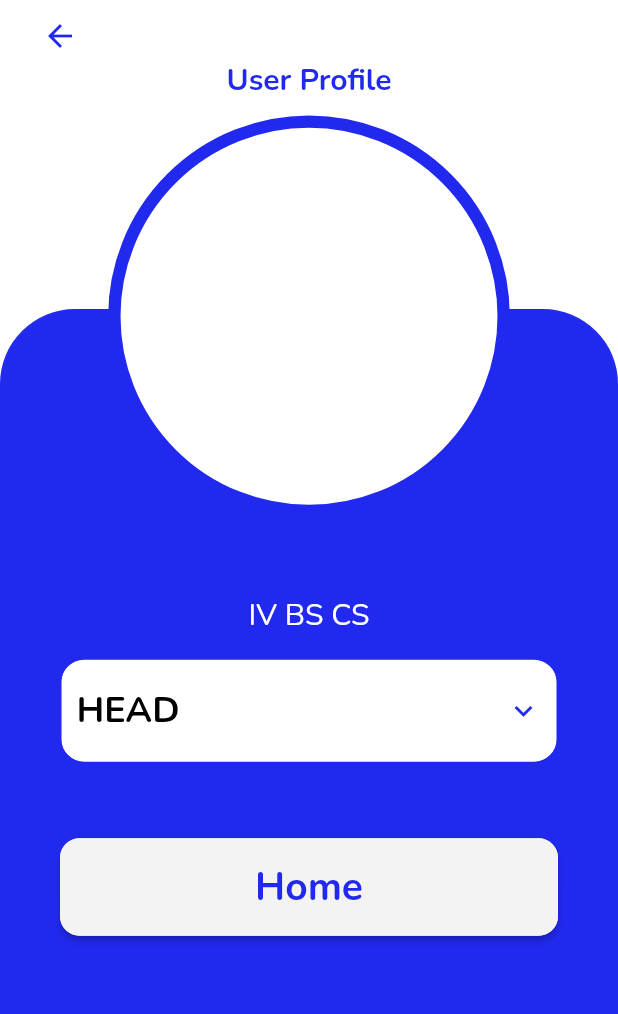
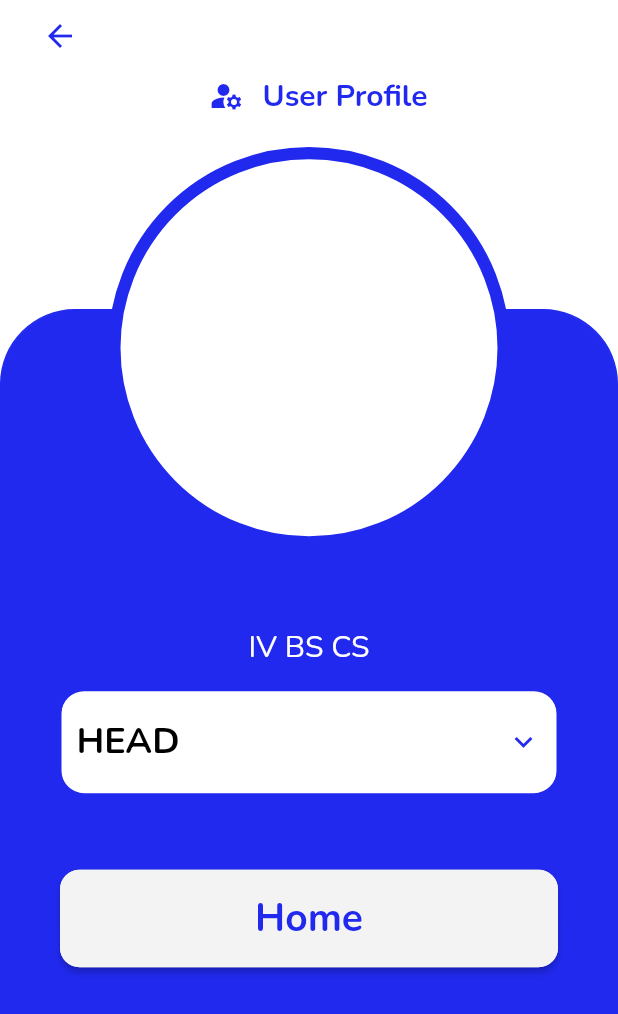
Before and after one commit to lhancewong/CSCI42-One-Big-Car, a Flutter app: the UserProfile screen opened by its route, on a phone screen of 412 x 824 dp. Shown: the top 1014 px of the screen. Run offline on Flutter 3.47's test engine with Material 2 defaults, Android fonts, the phone set to English and light mode, and no system bars; our stand-ins replace cloud_firestore, date_field, firebase_auth, firebase_core; missing offline and left inert: firebase_ui_auth; accounts and stored records are empty.

Commit message:
Create a feature that adds a user doc to Firestore

```diff
--- /dev/null
+++ b/lib/firestore_models.dart
@@ -0,0 +1,28 @@
+import 'package:cloud_firestore/cloud_firestore.dart';
+
+class User {
+  final String id;
+  String firstName;
+  String lastName;
+  String courseCode;
+  String yearLevel;
+  GeoPoint location;
+
+  User({
+    this.id = '',
+    required this.firstName,
+    required this.lastName,
+    required this.courseCode,
+    required this.yearLevel,
+    required this.location,
+  });
+
+  Map<String, dynamic> toJson() => {
+    'id': id,
+    'firstName': firstName,
+    'lastName': lastName,
+    'courseCode': courseCode,
+    'yearLevel': yearLevel,
+    'location': location,
+  };
+}
--- a/lib/main.dart
+++ b/lib/main.dart
@@ -7,7 +7,7 @@ import 'package:flutter/material.dart';
 import 'package:provider/provider.dart';
 import 'firebase_options.dart';
 
-import 'package:one_big_car/pages/login_page.dart';
+import 'package:one_big_car/pages/user_create.dart';
 import 'package:one_big_car/pages/user_homepage.dart';
 import 'package:one_big_car/pages/user_profile.dart';
 import 'package:one_big_car/pages/landing_page.dart';
@@ -40,6 +40,7 @@ class MyApp extends StatelessWidget {
       initialRoute: '/',
       routes: {
         '/': (context) => const Landing(),
+        '/UserCreate': (context) => const UserCreate(),
         '/Homepage': (context) => const UserHomepage(),
         '/SingleBooking': (context) => const SingleBooking(),
         '/RideHistory': (context) => const RideHistory(),
@@ -96,7 +97,6 @@ class MyApp extends StatelessWidget {
           );
         }),
         '/UserProfile': (context) => const UserProfile(),
-        '/SingleBooking': (context) => const SingleBooking(),
       },
     );
   }
--- a/lib/pages/user_profile.dart
+++ b/lib/pages/user_profile.dart
@@ -56,6 +56,18 @@ class _UserProfileState extends State<UserProfile> {
             child: Column(
               crossAxisAlignment: CrossAxisAlignment.stretch,
               children: [
+                Row(
+                  mainAxisAlignment: MainAxisAlignment.center,
+                  children: [
+                    IconButton(
+                      icon: const Icon(
+                        Icons.manage_accounts,
+                        color: Color.fromRGBO(33, 41, 239, 1),
+                      ),
+                      onPressed: () {
+                        Navigator.of(context).pushNamed('/UserCreate');
+                      },
+                    ),
                     const Text(
                       'User Profile',
                       textAlign: TextAlign.center,
@@ -65,6 +77,8 @@ class _UserProfileState extends State<UserProfile> {
                         fontFamily: 'Nunito',
                         color: Color.fromRGBO(33, 41, 239, 1),
                       ),
+                    ),
+                  ],
                 ),
                 const SizedBox(height: 10),
                 Container(
```
Also changed, not shown: lib/pages/login_page.dart (deleted, +0 -115 lines), lib/pages/user_create.dart (added, +166 -0 lines). Lines whose indentation alone changed are shown as unchanged.
